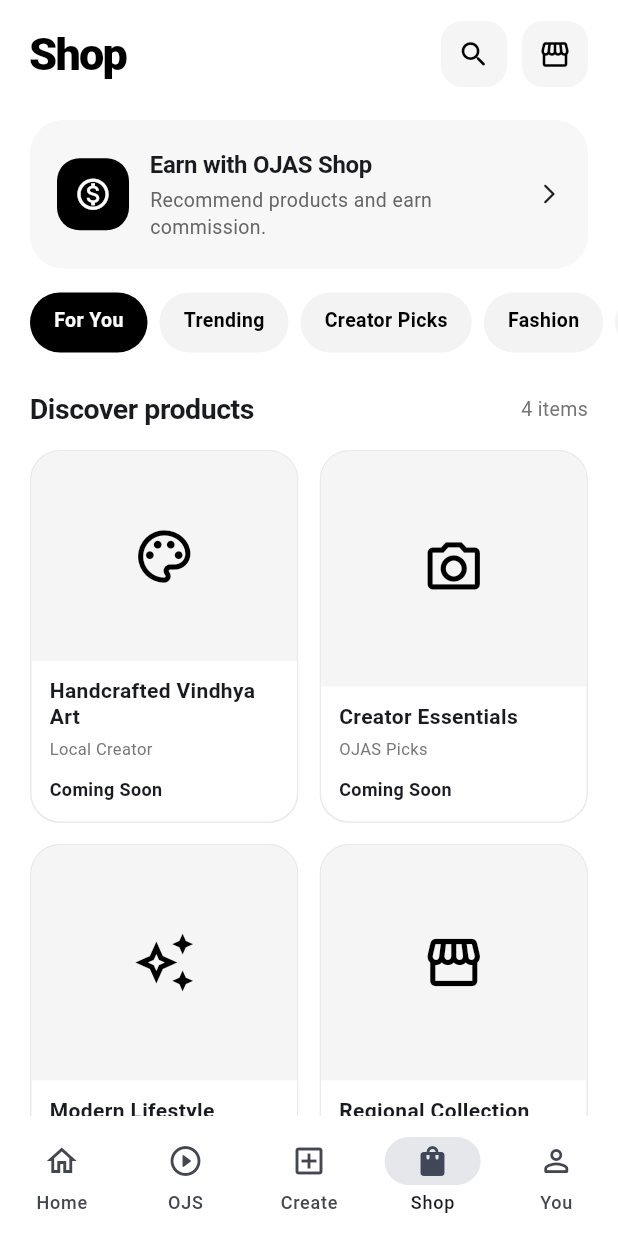
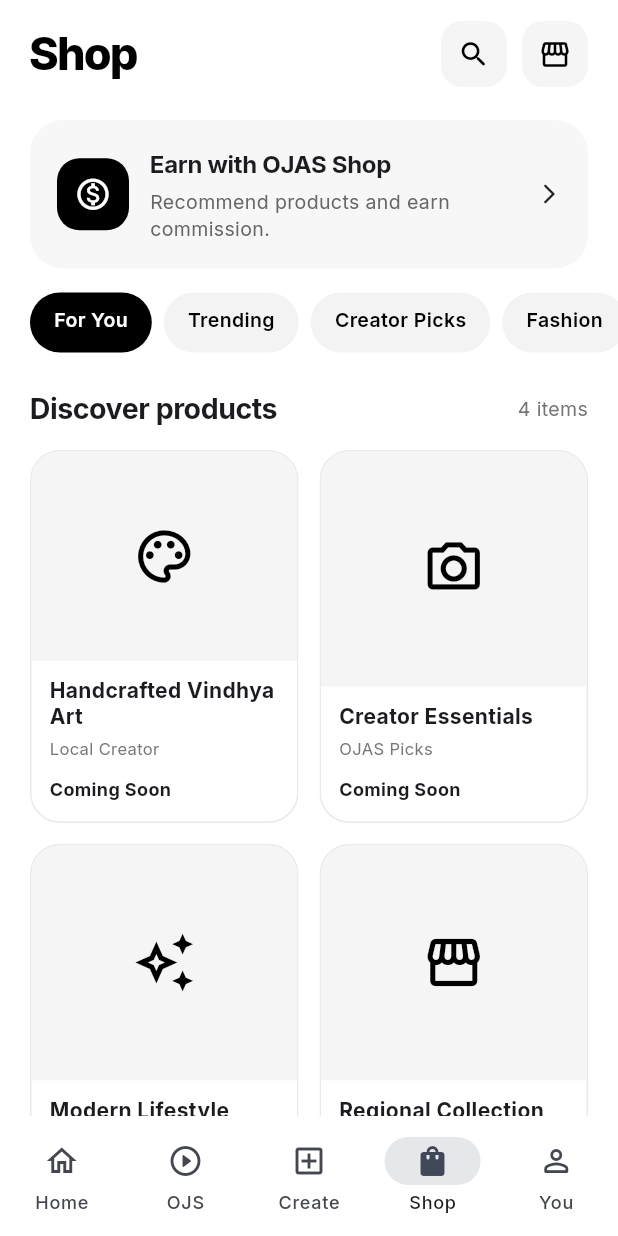
Before and after one commit to 1rachit-tech/Ojas--world, a Flutter app: the screen it shows after launch, item 4 of the bottom bar chosen, on a phone screen of 412 x 824 dp. Run offline on Flutter 3.47's test engine with Material 3 defaults, Android fonts, the phone set to English and light mode, and no system bars; our stand-ins replace audioplayers, cached_network_image, camera, cloud_firestore, firebase_auth, firebase_core and 12 more; missing offline and left inert: google_sign_in_web, record, video_compress; accounts and stored records are empty; network calls fail.

Commit message:
Apply global OJAS branding theme

```diff
--- a/lib/main.dart
+++ b/lib/main.dart
@@ -1,5 +1,6 @@
 import 'package:firebase_auth/firebase_auth.dart';
 import 'package:firebase_core/firebase_core.dart';
+import 'package:google_fonts/google_fonts.dart';
 import 'package:flutter/foundation.dart';
 import 'package:flutter/material.dart' hide debugPrint;
 import 'package:flutter/services.dart';
@@ -17,6 +18,7 @@ import 'widgets/home_story_viewer.dart';
 import 'widgets/home_comments_sheet.dart';
 import 'widgets/super_thanks_modal.dart';
 import 'widgets/ojas_smart_video_player.dart';
+import 'widgets/ojas_brand_logo.dart';
 import 'services/video_engine_service.dart';
 import 'services/auth_guard.dart';
 import 'services/notification_service.dart';
@@ -74,12 +76,12 @@ class OjasApp extends StatelessWidget {
       debugShowCheckedModeBanner: false,
       theme: ThemeData(
         brightness: Brightness.light,
-        scaffoldBackgroundColor: const Color(0xFFFAFAFA),
+        scaffoldBackgroundColor: Colors.white,
         colorScheme: ColorScheme.fromSeed(
           seedColor: const Color(0xFF111827),
           brightness: Brightness.light,
         ),
-        fontFamily: 'sans-serif',
+        textTheme: GoogleFonts.interTextTheme(),
         useMaterial3: true,
       ),
       home: const OjasHomePage(),
@@ -254,15 +256,7 @@ class _OjasHomePageState extends State<OjasHomePage> {
                         WorldSearchSheet.show(context);
                       },
                     ),
-                    title: const Text(
-                      'OJAS',
-                      style: TextStyle(
-                        fontSize: 21,
-                        fontWeight: FontWeight.w900,
-                        letterSpacing: 2.2,
-                        color: Color(0xFF111827),
-                      ),
-                    ),
+                    title: const OjasBrandLogo(fontSize: 21),
                     centerTitle: true,
                     actions: [
                       IconButton(
```
Also changed, not shown: 1 other file.
